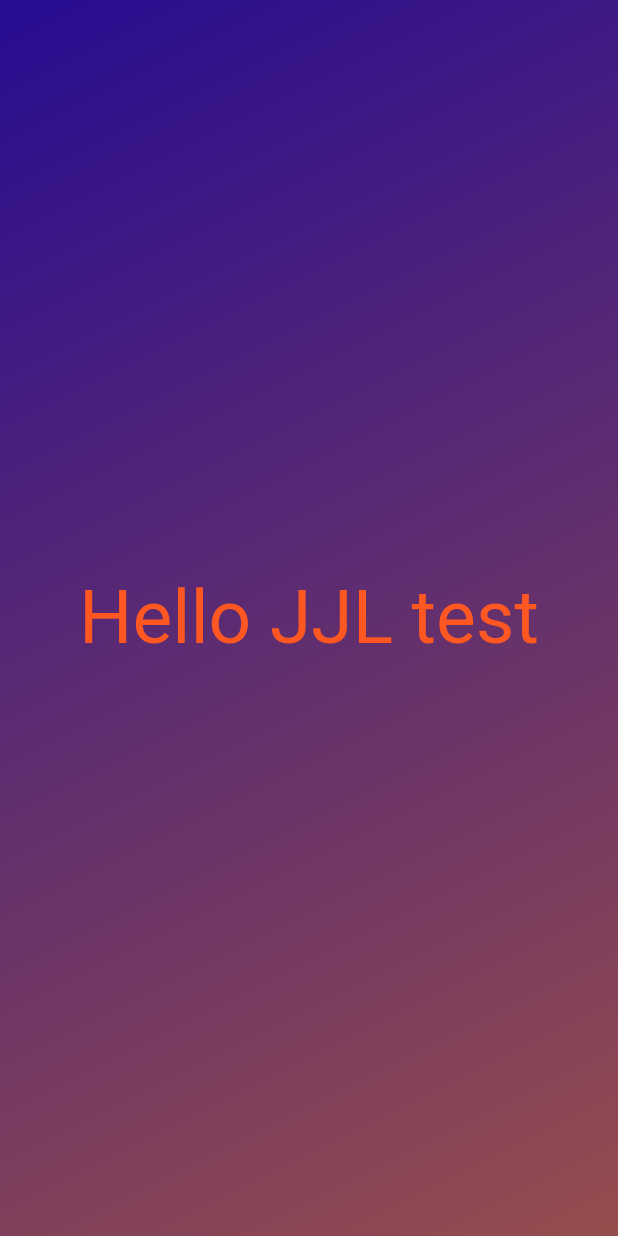
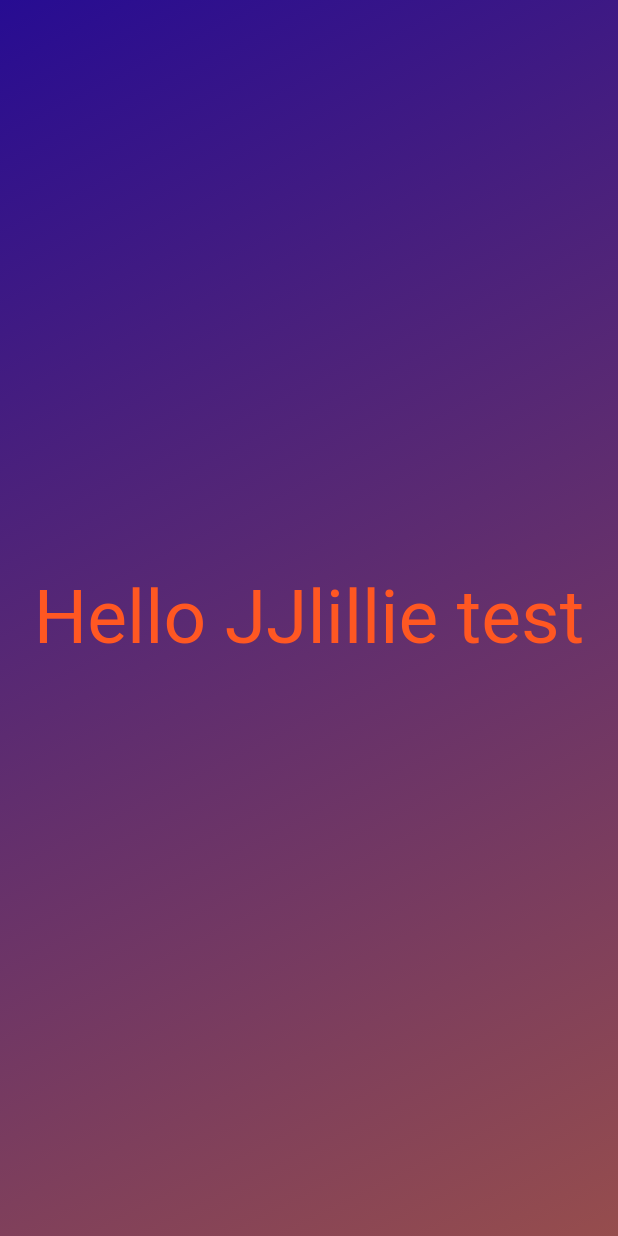
Before and after one commit to johnlillie/UDemy-Flutter, a Flutter app: the screen it shows after launch, on a phone screen of 412 x 824 dp. Run offline on Flutter 3.47's test engine with Material 2 defaults, Android fonts, the phone set to English and light mode, and no system bars.

Commit message:
Change files to UdemyFlutter

```diff
--- a/lib/gradient_container.dart
+++ b/lib/gradient_container.dart
@@ -20,7 +20,7 @@ class GradientContainer extends StatelessWidget {
           end: endAlignment,
         ),
       ),
-      child: const Center(child: StyledText('Hello JJL test')),
+      child: const Center(child: StyledText('Hello JJlillie test')),
       // child: Center(
       // child: Image.asset('assets/images/dice-2.png'),
       //),
```
Also changed, not shown: 1 other file.
